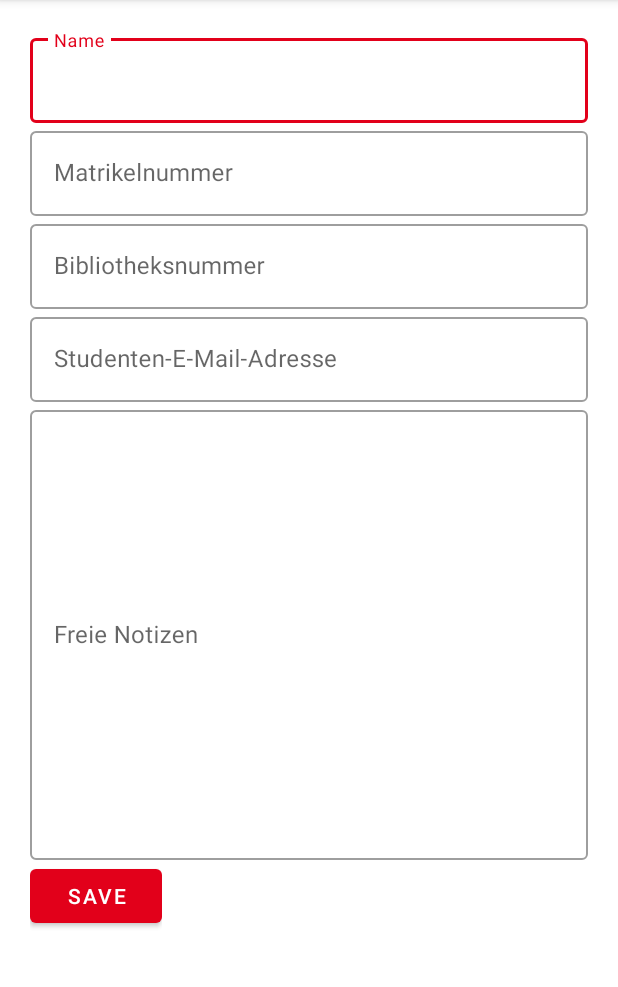
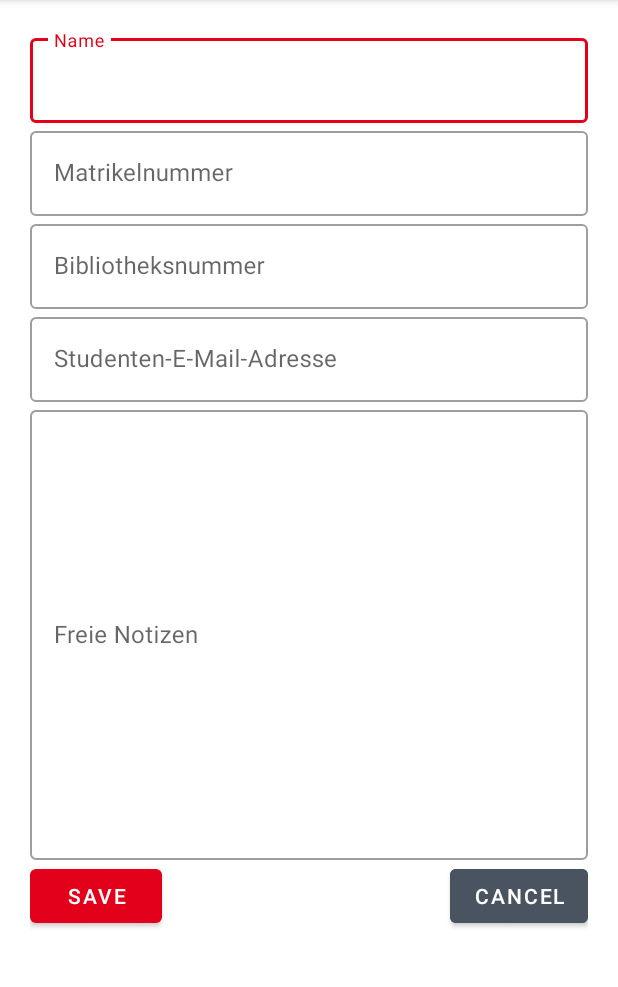
Before and after one commit to DHBWorld/DHBWorld, an Android app: the screen it shows after launch (MainActivity), on a phone screen of 412 x 824 dp, the part 84-1071 px from its top. Run offline under Robolectric (Android 15) with nearby library versions, the phone set to English and light mode, and no system bars.

Commit message:
updated the activity_main.xml file

```diff
--- a/app/src/main/res/layout/activity_main.xml
+++ b/app/src/main/res/layout/activity_main.xml
@@ -83,8 +83,8 @@
     </com.google.android.material.textfield.TextInputLayout>
 
 
-    <LinearLayout
-        android:layout_width="wrap_content"
+    <RelativeLayout
+        android:layout_width="match_parent"
         android:layout_height="wrap_content"
         android:orientation="horizontal">
 
@@ -97,9 +97,24 @@
         android:layout_height="wrap_content"
         android:text = "Save"
         style="@style/Widget.MaterialComponents.Button"
+        android:layout_alignParentLeft="true"
         >
     </com.google.android.material.button.MaterialButton>
 
-    </LinearLayout>
+
+        <com.google.android.material.button.MaterialButton
+            android:id="@+id/cancel_Button"
+            android:layout_width="wrap_content"
+            android:layout_height="wrap_content"
+            android:text = "Cancel"
+            style="@style/Widget.MaterialComponents.Button"
+            android:backgroundTint="@color/grey_dark"
+            android:layout_alignParentRight="true"
+            >
+        </com.google.android.material.button.MaterialButton>
+
+
+
+    </RelativeLayout>
 
 </LinearLayout>
```
Also changed, not shown: app/src/main/res/layout/defaultlayout.xml (added, +12 -0 lines).
